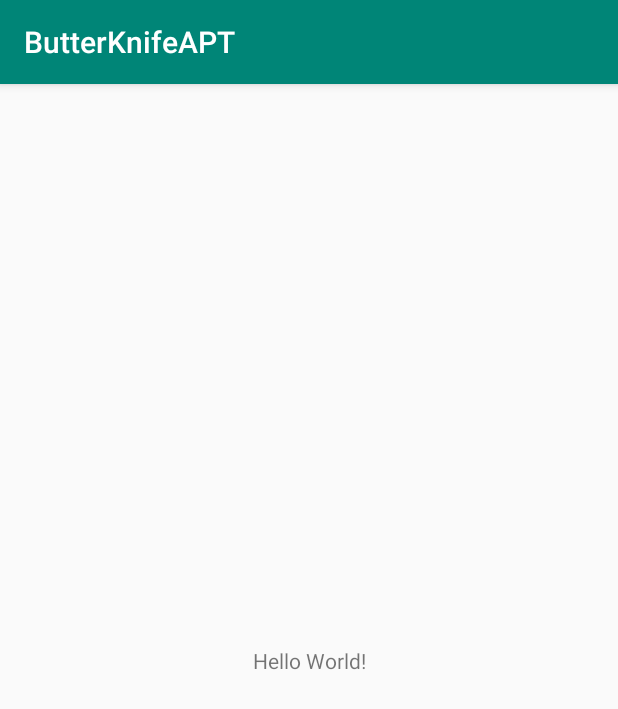
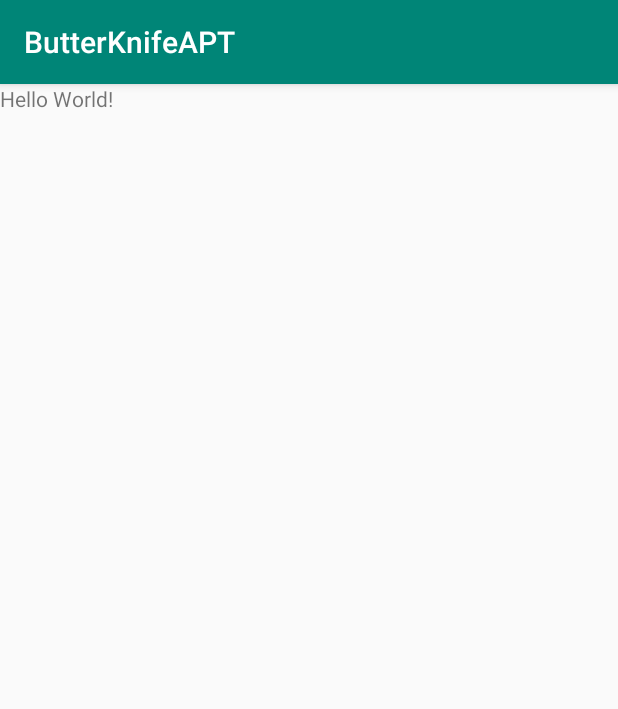
Before and after one commit to CodeLiuPu/ButterKnifeAPT, an Android app: the screen it shows after launch (MainActivity), on a phone screen of 412 x 824 dp. Shown: the top 709 px of the screen. Run offline under Robolectric (Android 15) with nearby library versions, the phone set to English and light mode, and no system bars.

```diff
--- a/app/src/main/res/layout/activity_main.xml
+++ b/app/src/main/res/layout/activity_main.xml
@@ -1,18 +1,13 @@
 <?xml version="1.0" encoding="utf-8"?>
-<androidx.constraintlayout.widget.ConstraintLayout xmlns:android="http://schemas.android.com/apk/res/android"
-    xmlns:app="http://schemas.android.com/apk/res-auto"
-    xmlns:tools="http://schemas.android.com/tools"
+<LinearLayout xmlns:android="http://schemas.android.com/apk/res/android"
     android:layout_width="match_parent"
-    android:layout_height="match_parent"
-    tools:context=".MainActivity">
+    android:orientation="vertical"
+    android:layout_height="match_parent">
 
     <TextView
+        android:id="@+id/tv_content"
         android:layout_width="wrap_content"
         android:layout_height="wrap_content"
-        android:text="Hello World!"
-        app:layout_constraintBottom_toBottomOf="parent"
-        app:layout_constraintLeft_toLeftOf="parent"
-        app:layout_constraintRight_toRightOf="parent"
-        app:layout_constraintTop_toTopOf="parent" />
+        android:text="Hello World!" />
 
-</androidx.constraintlayout.widget.ConstraintLayout>
+</LinearLayout>
--- a/settings.gradle
+++ b/settings.gradle
@@ -1,2 +1,2 @@
-include ':app'
-rootProject.name='ButterKnifeAPT'
+include ':app', ':apt_annotation'
+rootProject.name = 'ButterKnifeAPT'
```
Also changed, not shown: apt_annotation/build.gradle (added, +13 -0 lines), apt_annotation/src/main/java/com/update/apt_annotation/BindView.java (added, +35 -0 lines), 1 other file.
